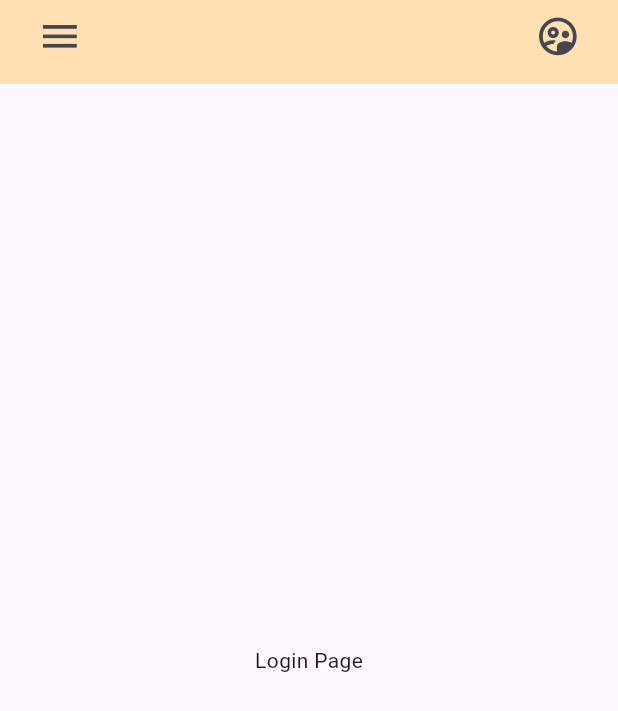
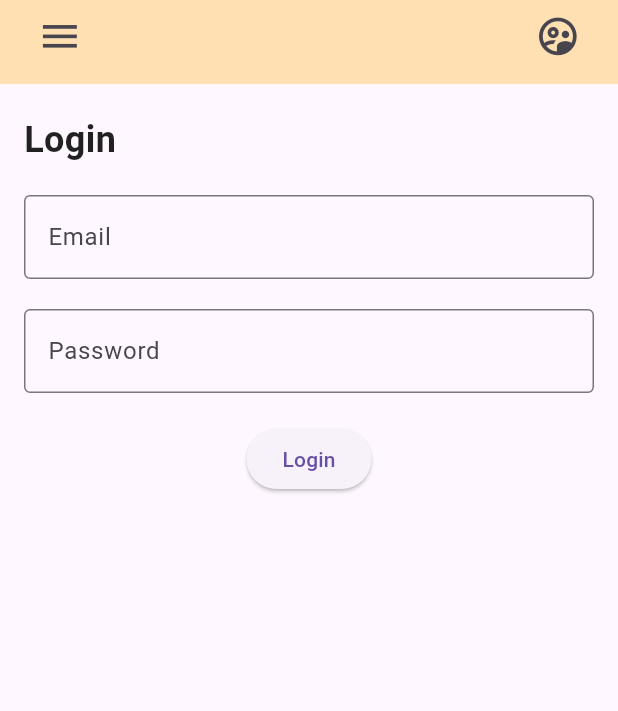
Before and after one commit to arunsingh28/learn-flutter, a Flutter app: the screen it shows after launch, on a phone screen of 412 x 824 dp. Shown: the top 711 px of the screen. Run offline on Flutter 3.47's test engine with Material 3 defaults, Android fonts, the phone set to English and light mode, and no system bars.

Commit message:
Refactor login screen and main app widget
- Refactor the login screen to improve code readability and organization
- Update the main app widget to use const constructors and add a dark theme

```diff
--- a/lib/main.dart
+++ b/lib/main.dart
@@ -12,9 +12,10 @@ class MyApp extends StatelessWidget {
   // This widget is the root of your application.
   @override
   Widget build(BuildContext context) {
-    return const MaterialApp(
+    return MaterialApp(
       debugShowCheckedModeBanner: false,
-      home: LoginScreen(),
+      home: const LoginScreen(),
+      darkTheme: ThemeData.light(),
     );
   }
 }
--- a/lib/screen/login.dart
+++ b/lib/screen/login.dart
@@ -48,12 +48,22 @@ class LoginScreen extends StatelessWidget {
                 decoration: BoxDecoration(
                   color: Colors.orange,
                 ),
-              child: Text(
+                child: Column(
+                  crossAxisAlignment: CrossAxisAlignment.start,
+                  children: [
+                    Text(
                       'Hello, Arun Singh',
                       style: TextStyle(
                         color: Colors.white,
                         fontSize: 24,
                       ),
+                    ),
+                    Text('dev.arunsingh28@gmail.com',
+                        style: TextStyle(
+                          color: Colors.white,
+                          fontSize: 16,
+                        )),
+                  ],
                 ),
               ),
               ListTile(
@@ -83,9 +93,49 @@ class LoginScreen extends StatelessWidget {
             ],
           ),
         ),
-      body: const Center(
-        child: Text('Login Page'),
+        body: Column(
+          crossAxisAlignment: CrossAxisAlignment.start,
+          children: [
+            const SizedBox(height: 20),
+            const Padding(
+              padding: EdgeInsets.symmetric(horizontal: 16.0),
+              child: Text(
+                'Login',
+                style: TextStyle(
+                    fontSize: 24,
+                    fontWeight: FontWeight.bold,
+                    color: Colors.black87),
               ),
-    );
+            ),
+            const SizedBox(height: 20),
+            Padding(
+              padding: const EdgeInsets.symmetric(horizontal: 16.0),
+              child: Column(
+                children: [
+                  const TextField(
+                    decoration: InputDecoration(
+                      labelText: 'Email',
+                      border: OutlineInputBorder(),
+                    ),
+                  ),
+                  const SizedBox(height: 20),
+                  const TextField(
+                    decoration: InputDecoration(
+                      labelText: 'Password',
+                      border: OutlineInputBorder(),
+                    ),
+                  ),
+                  const SizedBox(height: 20),
+                  ElevatedButton(
+                    onPressed: () {
+                      // Handle Login
+                    },
+                    child: const Text('Login'),
+                  ),
+                ],
+              ),
+            ),
+          ],
+        ));
   }
 }
```
Lines whose indentation alone changed are shown as unchanged.
